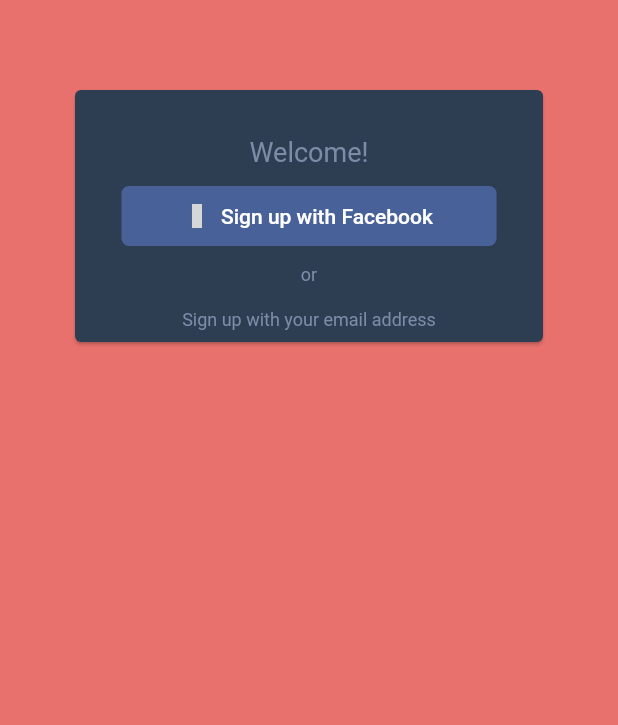
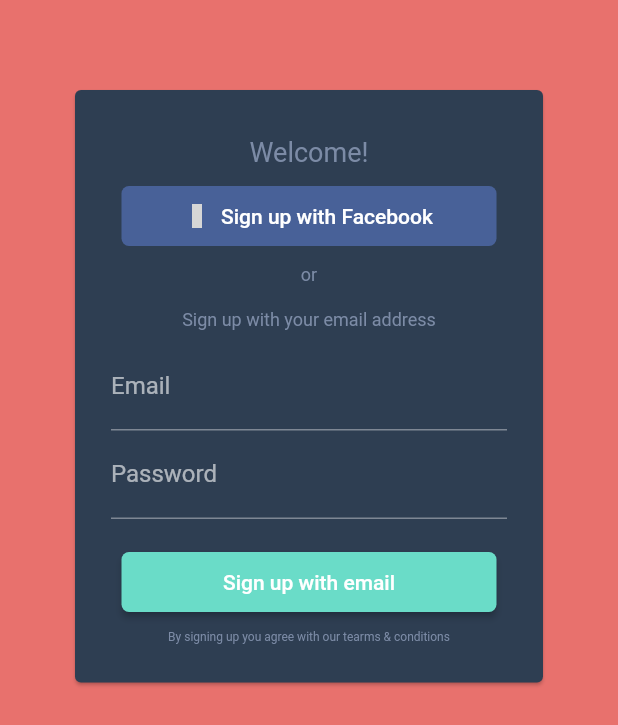
Before and after one commit to bmdesai0309/login_design_challenge_1, a Flutter app: the screen it shows after launch, on a phone screen of 412 x 824 dp. Shown: the top 725 px of the screen. Run offline on Flutter 3.47's test engine with Material 2 defaults, Android fonts, the phone set to English and light mode, and no system bars; our stand-ins replace material_design_icons_flutter; grey boxes are pictures that could not be loaded.

Commit message:
design complete

```diff
--- a/lib/sign_up_page.dart
+++ b/lib/sign_up_page.dart
@@ -44,19 +44,46 @@ class _SignUpState extends State<SignUp> {
     );
   }
 
-  Padding buildText(ThemeData theme, String text) {
+  Padding buildText(ThemeData theme, String text, double fontSize) {
     return Padding(
       padding: const EdgeInsets.all(8.0),
       child: Text(
         text,
         style: TextStyle(
           color: theme.primaryColorDark,
-          fontSize: 12.0,
+          fontSize: fontSize,
         ),
       ),
     );
   }
 
+  Padding buildInputField(
+      String labelText, String hintText, bool isobsured, ThemeData theme) {
+    return Padding(
+      padding: const EdgeInsets.symmetric(horizontal: 24.0),
+      child: TextField(
+        decoration: InputDecoration(
+          labelText: labelText,
+          hintText: hintText,
+          hintStyle: TextStyle(color: theme.primaryColorDark),
+        ),
+        obscureText: isobsured,
+      ),
+    );
+  }
+
+  SizedBox buildSignupBtn(ThemeData theme) {
+    return SizedBox(
+      width: 250.0,
+      child: RaisedButton(
+        onPressed: () {},
+        shape: RoundedRectangleBorder(borderRadius: BorderRadius.circular(5.0)),
+        padding: EdgeInsets.symmetric(vertical: 12.0),
+        color: theme.buttonColor,
+        child: Text('Sign up with email'),
+      ),
+    );
+  }
 
   @override
   Widget build(BuildContext context) {
@@ -75,9 +102,18 @@ class _SignUpState extends State<SignUp> {
                 children: [
                   buildTitle(theme),
                   buildFacebookBtn(),
-                  buildText(theme,'or'),
-                  buildText(theme,'Sign up with your email address'),
-
+                  buildText(theme, 'or', 12.0),
+                  buildText(theme, 'Sign up with your email address', 12.0),
+                  buildInputField('Email', 'your@email.com', false, theme),
+                  buildInputField('Password', '', true, theme),
+                  SizedBox(
+                    height: 18.0,
+                  ),
+                  buildSignupBtn(theme),
+                  buildText(theme, 'By signing up you agree with our tearms & conditions', 8.0),
+                  SizedBox(
+                    height: 18.0,
+                  ),
                 ],
               ),
             ),
@@ -86,5 +122,4 @@ class _SignUpState extends State<SignUp> {
       ],
     ));
   }
-
 }
```
